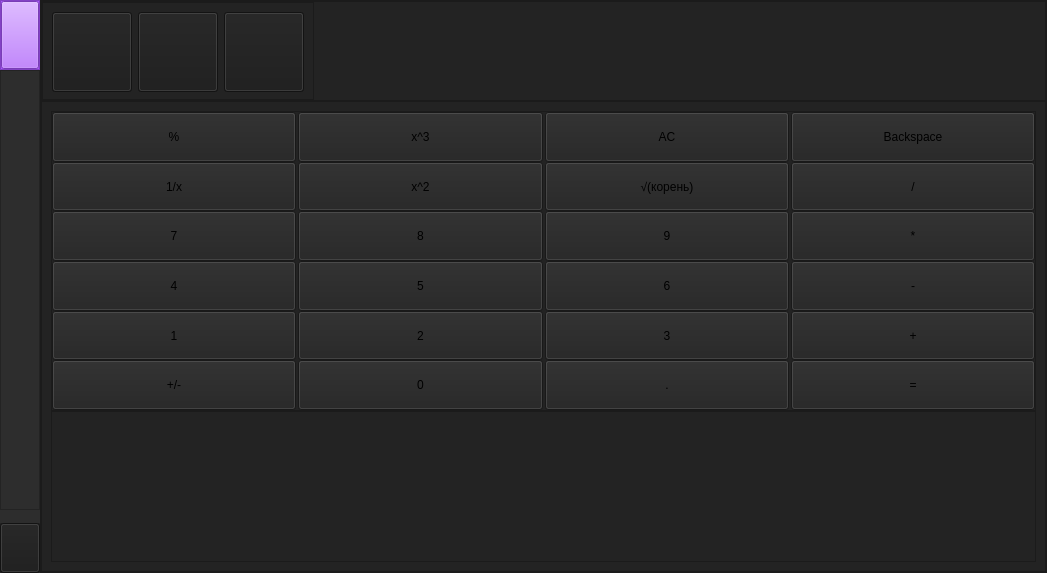
Before: the Qt Designer form BCore python/Main.ui in XRenso/BCoreQT, drawn with Qt 5.
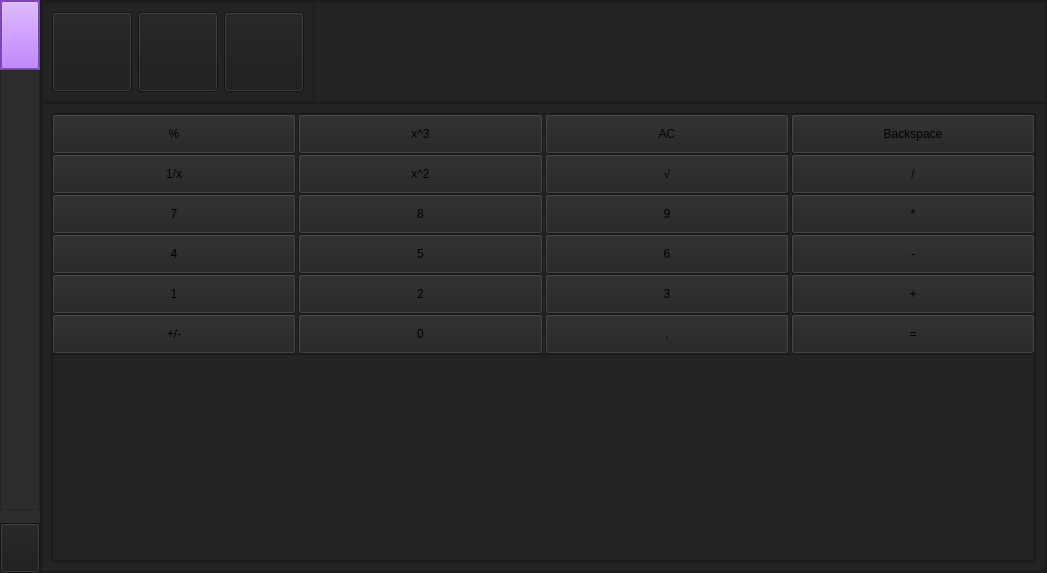
After: the same form once the commit is applied. Icons and pictures are not drawn.

What changed in the file:
```diff
--- a/BCore python/Main.ui
+++ b/BCore python/Main.ui
@@ -449,21 +449,6 @@
               <property name="spacing">
                <number>0</number>
               </property>
-              <item row="1" column="0">
-               <widget class="QPlainTextEdit" name="symbols">
-                <property name="minimumSize">
-                 <size>
-                  <width>0</width>
-                  <height>110</height>
-                 </size>
-                </property>
-                <property name="font">
-                 <font>
-                  <pointsize>17</pointsize>
-                 </font>
-                </property>
-               </widget>
-              </item>
               <item row="0" column="0">
                <widget class="QFrame" name="Calc">
                 <property name="minimumSize">
@@ -688,7 +673,7 @@
                         </size>
                        </property>
                        <property name="text">
-                        <string>√(корень)</string>
+                        <string>√</string>
                        </property>
                       </widget>
                      </item>
@@ -1149,6 +1134,21 @@
                    </item>
                   </layout>
                  </item>
+                 <item>
+                  <widget class="QTextEdit" name="symbols">
+                   <property name="minimumSize">
+                    <size>
+                     <width>0</width>
+                     <height>110</height>
+                    </size>
+                   </property>
+                   <property name="font">
+                    <font>
+                     <pointsize>17</pointsize>
+                    </font>
+                   </property>
+                  </widget>
+                 </item>
                 </layout>
                </widget>
               </item>
```
